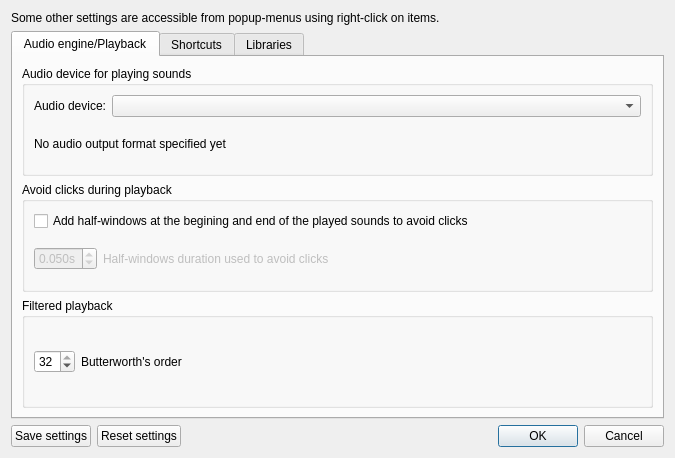
gillesdegottex/dfasma, file src/wdialogsettings.ui: the form before one commit.
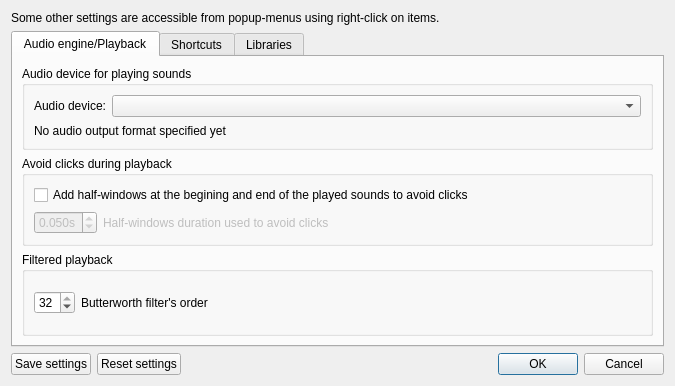
The form after the commit.

The edit to the form file:
```diff
--- a/src/wdialogsettings.ui
+++ b/src/wdialogsettings.ui
@@ -7,7 +7,7 @@
     <x>0</x>
     <y>0</y>
     <width>675</width>
-    <height>458</height>
+    <height>386</height>
    </rect>
   </property>
   <property name="windowTitle">
@@ -165,7 +165,7 @@
                </sizepolicy>
               </property>
               <property name="text">
-               <string>Butterworth's order</string>
+               <string>Butterworth filter's order</string>
               </property>
              </widget>
             </item>
```
